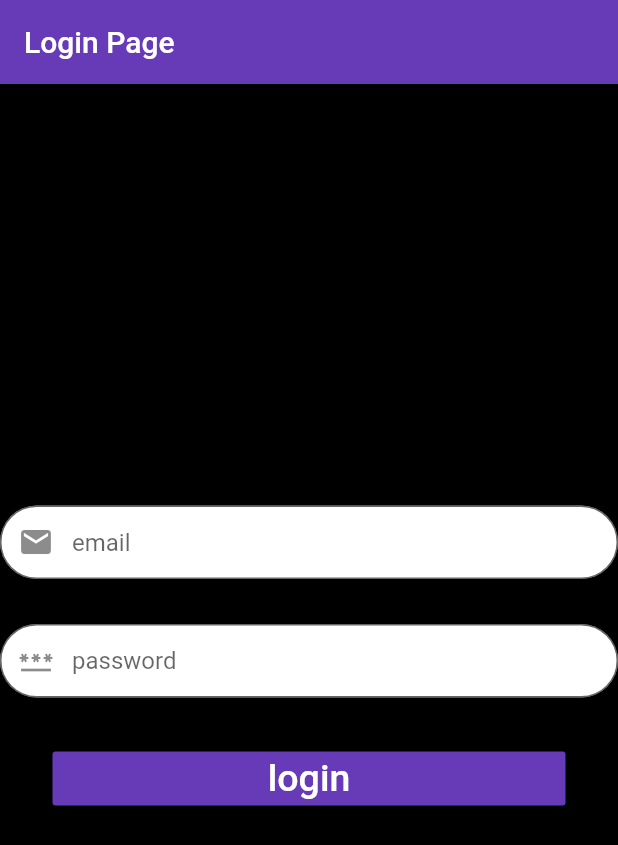
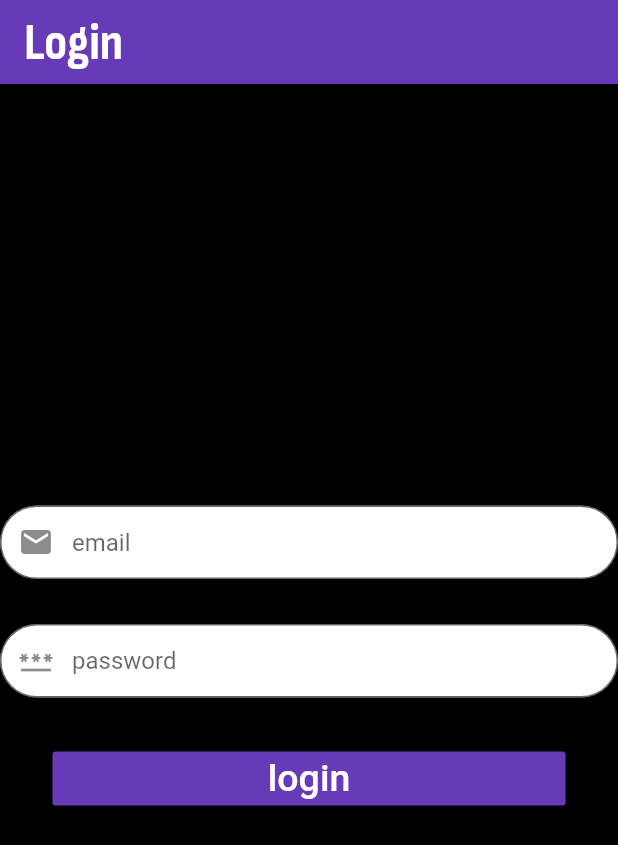
Before and after one commit to violethappyjoy/Flutter_CS_nirma_Proj, a Flutter app: the screen it shows after launch, after a tap on "Login", on a phone screen of 412 x 824 dp. Shown: the top 845 px of the screen. Run offline on Flutter 3.47's test engine with Material 2 defaults, Android fonts, the phone set to English and light mode, and no system bars; our stand-ins replace fluttertoast, page_transition; accounts and stored records are empty.

Commit message:
4.2 commit!

```diff
--- a/lib/content/login_content.dart
+++ b/lib/content/login_content.dart
@@ -44,7 +44,7 @@ class LoginBar extends StatelessWidget {
                   );
                 },
                 style: ElevatedButton.styleFrom(
-                  primary: Colors.deepPurple,
+                  backgroundColor: Colors.deepPurple,
                   shape: const StadiumBorder(),
                 ),
                 child: const LoginText()),
@@ -59,7 +59,7 @@ class LoginBar extends StatelessWidget {
                   );
                 },
                 style: ElevatedButton.styleFrom(
-                  primary: Colors.deepPurple,
+                  backgroundColor: Colors.deepPurple,
                   shape: const StadiumBorder(),
                 ),
                 child: const SignupText()),
@@ -75,7 +75,7 @@ class LoginBar extends StatelessWidget {
                           (route) => false);
                 },
                 style: ElevatedButton.styleFrom(
-                  primary: Colors.deepPurple,
+                  backgroundColor: Colors.deepPurple,
                   shape: const StadiumBorder(),
                 ),
                 child: const AdminText()),
--- a/lib/content/text_content.dart
+++ b/lib/content/text_content.dart
@@ -7,6 +7,38 @@ class HomeTitle extends StatelessWidget {
   Widget build(BuildContext context) {
     return const Text(
       "Home Page",
+      style: TextStyle(
+          decoration: TextDecoration.none,
+          fontSize: 35.0,
+          fontFamily: 'SofiaSansCondensed',
+          fontWeight: FontWeight.w700),
+    );
+  }
+}
+
+class LoginTitle extends StatelessWidget {
+  const LoginTitle({Key? key}) : super(key: key);
+
+  @override
+  Widget build(BuildContext context) {
+    return const Text(
+      "Login",
+      style: TextStyle(
+          decoration: TextDecoration.none,
+          fontSize: 35.0,
+          fontFamily: 'SofiaSansCondensed',
+          fontWeight: FontWeight.w700),
+    );
+  }
+}
+
+class SignupTitle extends StatelessWidget {
+  const SignupTitle({Key? key}) : super(key: key);
+
+  @override
+  Widget build(BuildContext context) {
+    return const Text(
+      "Sign-Up",
       style: TextStyle(
           decoration: TextDecoration.none,
           fontSize: 35.0,
--- a/lib/screens/screen_login.dart
+++ b/lib/screens/screen_login.dart
@@ -2,6 +2,7 @@ import 'dart:convert';
 import 'package:flutter/material.dart';
 import 'package:http/http.dart' as http;
 import 'package:fluttertoast/fluttertoast.dart';
+import 'package:proj1/content/text_content.dart';
 import 'dart:async';
 
 import 'package:proj1/screens/screen1.dart';
@@ -57,7 +58,7 @@ class _LoginState extends State<LoginPage> {
     return MaterialApp(
       home: Scaffold(
         appBar: AppBar(
-          title: const Text('Login Page'),
+          title: const LoginTitle(),
           backgroundColor: Colors.deepPurple,
           foregroundColor: Colors.white,
         ),
--- a/lib/screens/screen_signup.dart
+++ b/lib/screens/screen_signup.dart
@@ -3,6 +3,8 @@ import 'package:flutter/material.dart';
 import 'package:http/http.dart' as http;
 import 'package:fluttertoast/fluttertoast.dart';
 import 'dart:async';
+
+import 'package:proj1/content/text_content.dart';
 
 class SignupPage extends StatefulWidget {
   const SignupPage({super.key});
@@ -16,10 +18,11 @@ class _SignupState extends State<SignupPage>{
     return MaterialApp(
       home: Scaffold(
         appBar: AppBar(
-          title: const Text('Signup Page'),
+          title: const SignupTitle(),
           backgroundColor: Colors.deepPurple,
           foregroundColor: Colors.white,
         ),
+        backgroundColor: Colors.black,
       ),
       debugShowCheckedModeBanner: false,
     );
```
